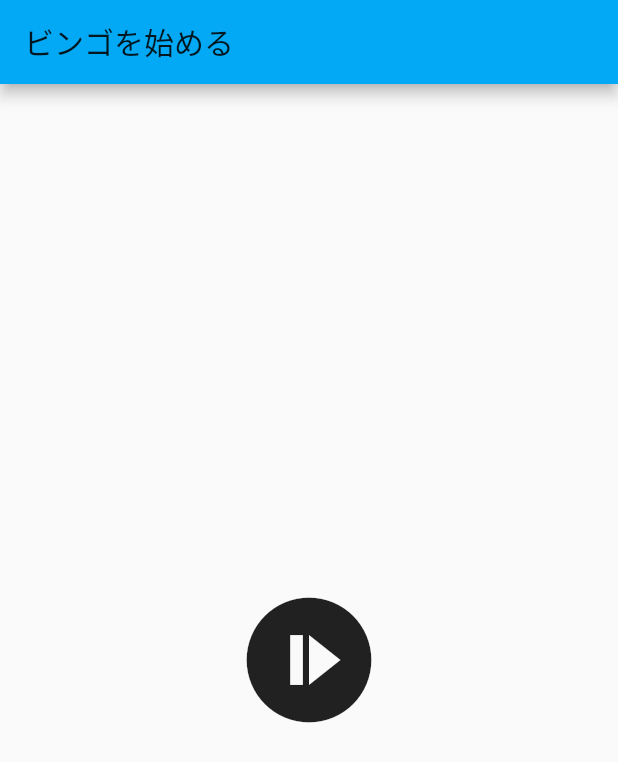
After one commit to 0si43/bingo, a Flutter app: the screen it shows after launch, on a phone screen of 412 x 824 dp. The commit adds this screen. Shown: the top 762 px of the screen. Run offline on Flutter 3.47's test engine with Material 2 defaults, Android fonts, the phone set to English and light mode, and no system bars; missing offline and left inert: dart:js.

Commit message:
ランディングページをファイル分割した

```diff
--- /dev/null
+++ b/lib/first_page.dart
@@ -0,0 +1,25 @@
+import 'package:flutter/material.dart';
+import 'package:bingo/game_page.dart';
+
+class FirstPage extends StatelessWidget {
+  @override
+  Widget build(BuildContext context) {
+    return Scaffold(
+      appBar: AppBar(
+        title: Text("ビンゴを始める"),
+      ),
+      body: Center(
+        child: IconButton(
+          icon: Icon(IconData(0xe448, fontFamily: 'MaterialIcons')),
+          onPressed: () {
+            Navigator.push(
+              context,
+              MaterialPageRoute(builder: (context) => GamePage()),
+            );
+          },
+          iconSize: 100.0,
+        ),
+      ),
+    );
+  }
+}
--- a/lib/main.dart
+++ b/lib/main.dart
@@ -4,7 +4,7 @@
 
 import 'dart:js';
 
-import 'package:bingo/game_page.dart';
+import 'package:bingo/first_page.dart';
 import 'package:flutter/material.dart';
 
 void main() => runApp(MyApp());
@@ -26,23 +26,7 @@ class MyApp extends StatelessWidget {
 class StartWindow extends StatelessWidget {
   @override
   Widget build(BuildContext context) {
-    return Scaffold(
-      appBar: AppBar(
-        title: Text("ビンゴを始める"),
-      ),
-      body: Center(
-        child: IconButton(
-          icon: Icon(IconData(0xe448, fontFamily: 'MaterialIcons')),
-          onPressed: () {
-            Navigator.push(
-              context,
-              MaterialPageRoute(builder: (context) => GamePage()),
-            );
-          },
-          iconSize: 100.0,
-        ),
-      ),
-    );
+    return FirstPage();
   }
 
   // void _temp() {
```
